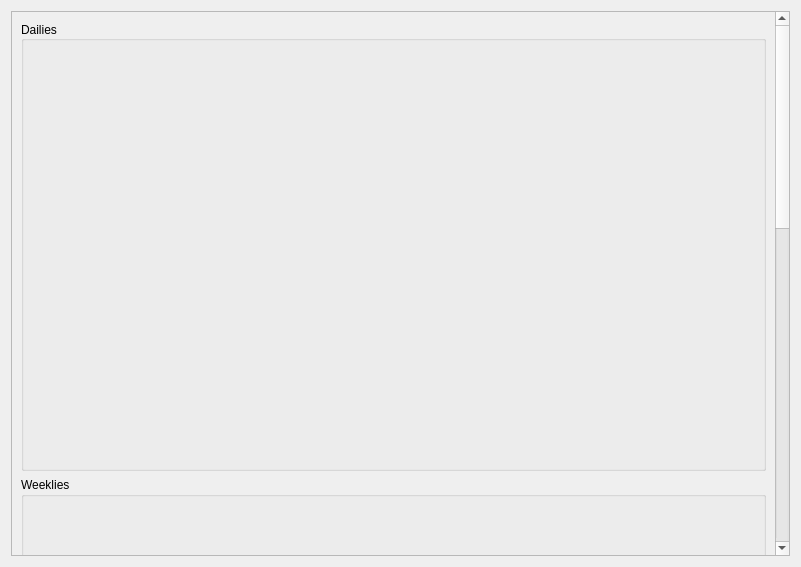
Before: the Qt Designer form src/mapledailytracker/trackertabcontent.ui in BryceCallender/OldMapleTracker, drawn with Qt 5.
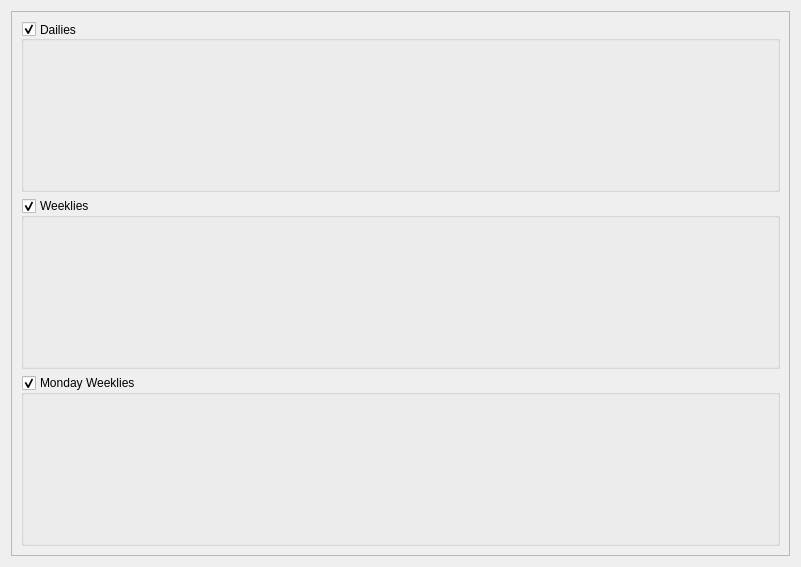
After: the same form once the commit is applied.

The edit to the form file:
```diff
--- a/src/mapledailytracker/trackertabcontent.ui
+++ b/src/mapledailytracker/trackertabcontent.ui
@@ -31,16 +31,22 @@
         <x>0</x>
         <y>0</y>
         <width>775</width>
-        <height>1361</height>
+        <height>541</height>
        </rect>
       </property>
       <layout class="QVBoxLayout" name="verticalLayout_4">
        <item>
         <widget class="QGroupBox" name="dailiesBox">
+         <property name="sizePolicy">
+          <sizepolicy hsizetype="Preferred" vsizetype="Preferred">
+           <horstretch>0</horstretch>
+           <verstretch>0</verstretch>
+          </sizepolicy>
+         </property>
          <property name="minimumSize">
           <size>
            <width>0</width>
-           <height>450</height>
+           <height>0</height>
           </size>
          </property>
          <property name="title">
@@ -49,9 +55,12 @@
          <property name="alignment">
           <set>Qt::AlignLeading|Qt::AlignLeft|Qt::AlignVCenter</set>
          </property>
-         <property name="checkable">
+         <property name="flat">
           <bool>false</bool>
          </property>
+         <property name="checkable">
+          <bool>true</bool>
+         </property>
          <layout class="QGridLayout" name="gridLayout"/>
         </widget>
        </item>
@@ -60,12 +69,15 @@
          <property name="minimumSize">
           <size>
            <width>0</width>
-           <height>450</height>
+           <height>0</height>
           </size>
          </property>
          <property name="title">
           <string>Weeklies</string>
          </property>
+         <property name="checkable">
+          <bool>true</bool>
+         </property>
          <layout class="QGridLayout" name="gridLayout_2"/>
         </widget>
        </item>
@@ -74,12 +86,15 @@
          <property name="minimumSize">
           <size>
            <width>0</width>
-           <height>450</height>
+           <height>0</height>
           </size>
          </property>
          <property name="title">
           <string>Monday Weeklies</string>
          </property>
+         <property name="checkable">
+          <bool>true</bool>
+         </property>
          <layout class="QGridLayout" name="gridLayout_3"/>
         </widget>
        </item>
```
